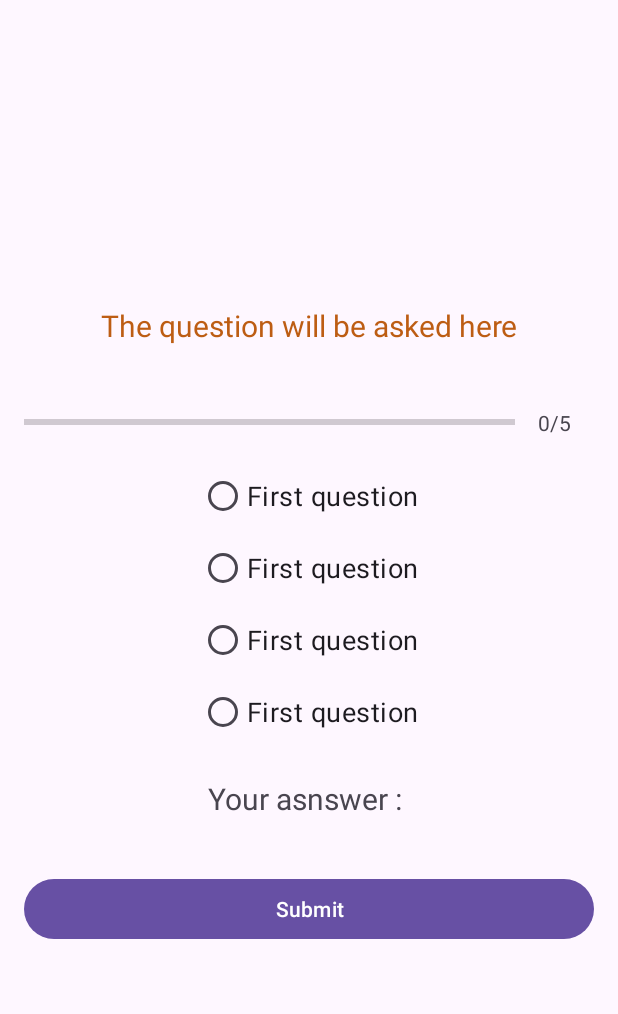
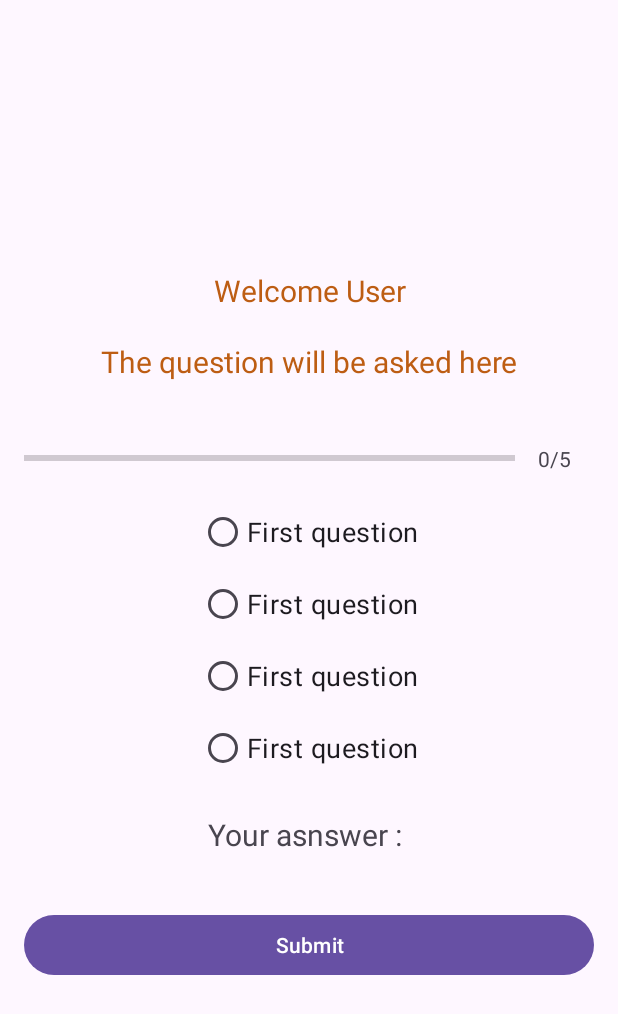
Before and after one commit to pguirand/LoginView, an Android app: the layout activity_home_screen.xml on its own in the app's theme, with its tools: preview values and no code run, on a phone screen of 412 x 824 dp. Shown: the top 1014 px of the screen. Run offline under Robolectric (Android 15) with nearby library versions, the phone set to English and light mode, and no system bars.

Commit message:
version 1

```diff
--- a/app/src/main/java/com/example/loginview/MainActivity.kt
+++ b/app/src/main/java/com/example/loginview/MainActivity.kt
@@ -20,6 +20,7 @@ class MainActivity : AppCompatActivity() {
         loginBtn.setOnClickListener {
             if (userText.text.isNotEmpty() && (userPass.text.isNotEmpty())) {
                 val intent = Intent(this, HomeScreenActivity::class.java)
+                    .putExtra("email", userText.text.toString())
                 startActivity(intent)
                 finish()
 
--- a/app/src/main/res/layout/activity_home_screen.xml
+++ b/app/src/main/res/layout/activity_home_screen.xml
@@ -13,6 +13,18 @@
         android:gravity="center"
         android:padding="16dp"
         android:orientation="vertical">
+
+        <TextView
+            android:id="@+id/textWlc"
+            android:layout_width="match_parent"
+            android:layout_height="wrap_content"
+            android:layout_margin="10dp"
+            android:gravity="center"
+            android:textSize="20sp"
+            android:textColor="@color/textLogin"
+            tools:text="Welcome User"
+            />
+
 
         <TextView
             android:id="@+id/textQuestion"
```
Also changed, not shown: app/src/main/java/com/example/loginview/HomeScreenActivity.kt (+7 -1 lines).
